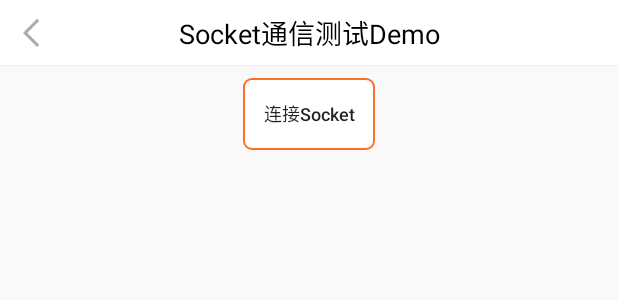
After one commit to MrLiMiss/Fairy, an Android app: the layout activity_socket.xml on its own in the app's theme, with its tools: preview values and no code run, on a phone screen of 412 x 824 dp. The commit adds this screen. Shown: the top 300 px of the screen. Run offline under Robolectric (Android 15) with nearby library versions, the phone set to English and light mode, and no system bars; network calls fail.

Commit message:
task  socket 通信demo

```diff
--- a/app/src/main/AndroidManifest.xml
+++ b/app/src/main/AndroidManifest.xml
@@ -79,6 +79,7 @@
         <!--AsyncTask test-->
         <activity android:name=".muti_thread.AsyncTaskActivity" />
         <activity android:name=".muti_thread.handlertext.HandlerActivity" />
+        <activity android:name=".httpBase.socket.SocketTextActivity" />
         <!--音乐service test-->
         <service android:name=".service.MusicService" />
         <service android:name=".service.MyIntentService" />
--- a/app/src/main/java/com/tengfei/fairy/fragment/HonorFragment.java
+++ b/app/src/main/java/com/tengfei/fairy/fragment/HonorFragment.java
@@ -82,7 +82,7 @@ public class HonorFragment extends BaseFragment {
     }
 
     @RequiresApi(api = Build.VERSION_CODES.N)
-    @OnClick({R.id.btn_touch,R.id.tv_base_android,R.id.tv_triparty,R.id.btn_myView,R.id.btn_activity,R.id.test_test,R.id.btn_service,R.id.btn_manager,R.id.btn_muti_thread})
+    @OnClick({R.id.btn_touch,R.id.tv_base_android,R.id.tv_triparty,R.id.btn_myView,R.id.btn_activity,R.id.test_test,R.id.btn_service,R.id.btn_manager,R.id.btn_muti_thread,R.id.tv_http})
     void click(View view) {
         switch (view.getId()) {
             case R.id.tv_base_android://Android 基础知识
@@ -108,6 +108,7 @@ public class HonorFragment extends BaseFragment {
                 break;
             case R.id.btn_manager://系统manager 测试
                 IntentUtils.toManagerActivity(getContext());
+                break;
 //            case R.id.tv_animation:
 //                Intent intent=new Intent(getContext(), AnimationActivity.class);
 //                break;
@@ -128,6 +129,9 @@ public class HonorFragment extends BaseFragment {
 ////                btn_myView.requestLayout();
 //                btn_animator4.setLayoutParams(layoutParams);
 //                btn_animator4.setLayoutParams(marginLayoutParams);
+            case R.id.tv_http:
+                IntentUtils.toSocketActivity(getContext());
+                break;
             case R.id.btn_activity://activity相关测试
                 IntentUtils.toAboutActivity(getContext());
 //                IntentUtils.toConfigChenagedActivity(getContext());
--- /dev/null
+++ b/app/src/main/res/layout/activity_socket.xml
@@ -0,0 +1,22 @@
+<?xml version="1.0" encoding="utf-8"?>
+<LinearLayout xmlns:android="http://schemas.android.com/apk/res/android"
+    xmlns:app="http://schemas.android.com/apk/res-auto"
+    android:orientation="vertical"
+    android:layout_width="match_parent"
+    android:layout_height="match_parent">
+   <com.tengfei.fairy.wedget.ActionBarView
+       android:layout_width="match_parent"
+       android:layout_height="wrap_content"
+       app:hideSearch="true"
+       app:titleStr="@string/sockettest"></com.tengfei.fairy.wedget.ActionBarView>
+    <Button
+        android:id="@+id/btn_accept"
+        style="@style/mybutton"
+        android:layout_width="wrap_content"
+        android:layout_height="wrap_content"
+        android:layout_gravity="center_horizontal"
+        android:layout_margin="@dimen/dp_10"
+        android:text="@string/acceptsocket"></Button>
+
+
+</LinearLayout>
--- a/app/src/main/res/values/strings.xml
+++ b/app/src/main/res/values/strings.xml
@@ -26,5 +26,7 @@
     <string name="custom_gray_name"><Data><![CDATA[<font color="#666666" size="30px">客户姓名：</font><font color="#111111" size="17px">%1$s</font>]]></Data></string>
     <string name="type"><Data><![CDATA[<font color="#999999" size="30px">类型：</font><font color="#FF6D26" size="80px">%1$s</font>]]></Data></string>
     <string name="asynctask">AsyncTaskDemo</string>
+    <string name="sockettest">Socket通信测试Demo</string>
+    <string name="acceptsocket">连接Socket</string>
 
 </resources>
```
Also changed, not shown: app/src/main/java/com/tengfei/fairy/httpBase/socket/SocketServer.java (added, +45 -0 lines), app/src/main/java/com/tengfei/fairy/httpBase/socket/SocketTextActivity.java (added, +81 -0 lines), app/src/main/java/com/tengfei/fairy/utils/IntentUtils.java (+12 -0 lines), app/src/main/res/layout/fragment_honor.xml (+11 -0 lines).
